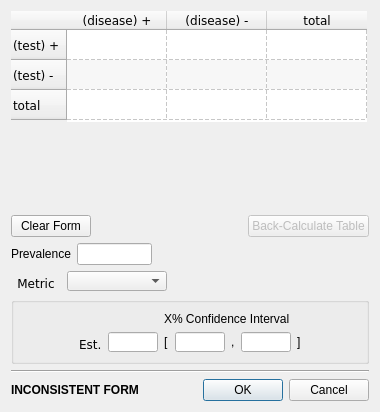
Old version of the form src/forms/diagnostic_data_form.ui in the repository AliSalman-et-al/openmeta-analyst-community.
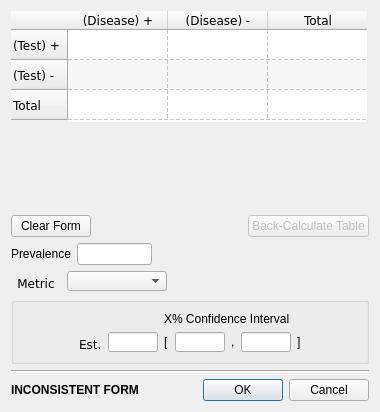
New version of the form. Icons and pictures are not drawn.

What changed in the file:
```diff
--- a/src/forms/diagnostic_data_form.ui
+++ b/src/forms/diagnostic_data_form.ui
@@ -69,32 +69,32 @@
      </property>
      <row>
       <property name="text">
-       <string>(test) +</string>
+       <string>(Test) +</string>
       </property>
      </row>
      <row>
       <property name="text">
-       <string>(test) -</string>
+       <string>(Test) -</string>
       </property>
      </row>
      <row>
       <property name="text">
-       <string>total</string>
+       <string>Total</string>
       </property>
      </row>
      <column>
       <property name="text">
-       <string>(disease) +</string>
+       <string>(Disease) +</string>
       </property>
      </column>
      <column>
       <property name="text">
-       <string>(disease) -</string>
+       <string>(Disease) -</string>
       </property>
      </column>
      <column>
       <property name="text">
-       <string>total</string>
+       <string>Total</string>
       </property>
      </column>
     </widget>
```
